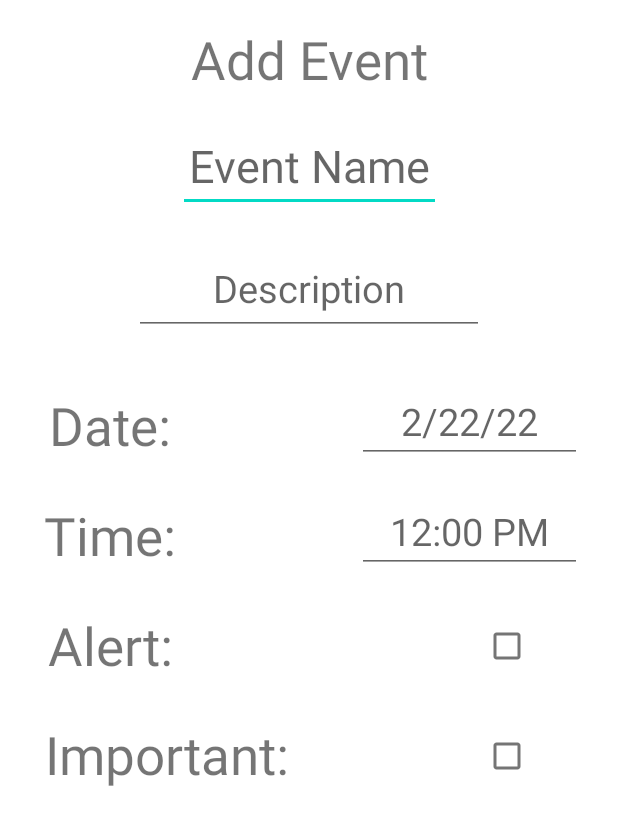
After one commit to Jneigh00/MyPlannerPal, an Android app: the layout add_event.xml on its own in the app's theme, with its tools: preview values and no code run, on a phone screen of 412 x 824 dp. The commit adds this screen. Shown: the top 825 px of the screen. Run offline under Robolectric (Android 15) with nearby library versions, the phone set to English and light mode, and no system bars.

Commit message:
Added the settings and add event layout files

```diff
--- /dev/null
+++ b/app/src/main/res/layout/add_event.xml
@@ -0,0 +1,146 @@
+<?xml version="1.0" encoding="utf-8"?>
+<androidx.constraintlayout.widget.ConstraintLayout xmlns:android="http://schemas.android.com/apk/res/android"
+    xmlns:app="http://schemas.android.com/apk/res-auto"
+    xmlns:tools="http://schemas.android.com/tools"
+    android:layout_width="match_parent"
+    android:layout_height="match_parent"
+    tools:context=".MainActivity">
+
+    <TextView
+        android:id="@+id/title_text"
+        android:layout_width="179dp"
+        android:layout_height="45dp"
+        android:layout_marginTop="16dp"
+        android:gravity="center"
+        android:text="@string/add_event"
+        android:textSize="35dp"
+        app:layout_constraintEnd_toEndOf="parent"
+        app:layout_constraintStart_toStartOf="parent"
+        app:layout_constraintTop_toTopOf="parent" />
+
+    <EditText
+        android:id="@+id/event_name"
+        android:layout_width="175dp"
+        android:layout_height="60dp"
+        android:layout_marginTop="20dp"
+        android:gravity="center"
+        android:hint="@string/event_name"
+        android:textSize="30dp"
+        app:layout_constraintEnd_toEndOf="parent"
+        app:layout_constraintStart_toStartOf="parent"
+        app:layout_constraintTop_toBottomOf="@+id/title_text" />
+
+    <EditText
+        android:id="@+id/description"
+        android:layout_width="233dp"
+        android:layout_height="62dp"
+        android:layout_marginTop="20dp"
+        android:gravity="center"
+        android:hint="@string/description"
+        app:layout_constraintEnd_toEndOf="parent"
+        app:layout_constraintStart_toStartOf="parent"
+        app:layout_constraintTop_toBottomOf="@+id/event_name"
+        android:textSize="25dp"/>
+
+    <TextView
+        android:id="@+id/date"
+        android:layout_width="99dp"
+        android:layout_height="49dp"
+        android:layout_marginStart="24dp"
+        android:layout_marginTop="36dp"
+        android:gravity="center"
+        android:text="@string/date"
+        android:textSize="35dp"
+        app:layout_constraintStart_toStartOf="parent"
+        app:layout_constraintTop_toBottomOf="@+id/description" />
+
+    <TextView
+        android:id="@+id/time2"
+        android:layout_width="99dp"
+        android:layout_height="49dp"
+        android:layout_marginStart="24dp"
+        android:layout_marginTop="24dp"
+        android:gravity="center"
+        android:text="@string/time"
+        android:textSize="35dp"
+        app:layout_constraintStart_toStartOf="parent"
+        app:layout_constraintTop_toBottomOf="@+id/date" />
+
+    <TextView
+        android:id="@+id/alert"
+        android:layout_width="99dp"
+        android:layout_height="49dp"
+        android:layout_marginStart="24dp"
+        android:layout_marginTop="24dp"
+        android:gravity="center"
+        android:text="@string/alert"
+        android:textSize="35dp"
+        app:layout_constraintStart_toStartOf="parent"
+        app:layout_constraintTop_toBottomOf="@+id/time2" />
+
+    <EditText
+        android:id="@+id/date_et"
+        android:layout_width="150dp"
+        android:layout_height="49dp"
+        android:layout_marginTop="36dp"
+        android:layout_marginEnd="24dp"
+        android:gravity="center"
+        android:hint="@string/_2_22_22"
+        android:textSize="25dp"
+        app:layout_constraintEnd_toEndOf="parent"
+        app:layout_constraintHorizontal_bias="1.0"
+        app:layout_constraintStart_toEndOf="@+id/date"
+        app:layout_constraintTop_toBottomOf="@+id/description" />
+
+    <EditText
+        android:id="@+id/time_et"
+        android:layout_width="150dp"
+        android:layout_height="49dp"
+        android:layout_marginTop="24dp"
+        android:layout_marginEnd="24dp"
+        android:gravity="center"
+        android:hint="@string/_12_00_pm"
+        android:textSize="25dp"
+        app:layout_constraintEnd_toEndOf="parent"
+        app:layout_constraintHorizontal_bias="1.0"
+        app:layout_constraintStart_toEndOf="@+id/date"
+        app:layout_constraintTop_toBottomOf="@+id/date_et" />
+
+    <CheckBox
+        android:id="@+id/alert_checkbox"
+        android:layout_width="99dp"
+        android:layout_height="49dp"
+        android:layout_marginTop="24dp"
+        android:layout_marginEnd="24dp"
+        android:gravity="center"
+        app:layout_constraintEnd_toEndOf="parent"
+        app:layout_constraintHorizontal_bias="1.0"
+        app:layout_constraintStart_toEndOf="@+id/date"
+        app:layout_constraintTop_toBottomOf="@+id/time_et" />
+
+    <TextView
+        android:id="@+id/important"
+        android:layout_width="175dp"
+        android:layout_height="47dp"
+        android:layout_marginStart="24dp"
+        android:layout_marginTop="24dp"
+        android:gravity="center"
+        android:text="@string/important"
+        android:textSize="35dp"
+        app:layout_constraintStart_toStartOf="parent"
+        app:layout_constraintTop_toBottomOf="@+id/alert" />
+
+    <CheckBox
+        android:id="@+id/important_checkbox"
+        android:layout_width="99dp"
+        android:layout_height="49dp"
+        android:layout_marginTop="24dp"
+        android:layout_marginEnd="24dp"
+        android:gravity="center"
+        app:layout_constraintEnd_toEndOf="parent"
+        app:layout_constraintHorizontal_bias="1.0"
+        app:layout_constraintStart_toEndOf="@+id/date"
+        app:layout_constraintTop_toBottomOf="@+id/alert_checkbox" />
+
+
+</androidx.constraintlayout.widget.ConstraintLayout>
--- a/app/src/main/res/values/strings.xml
+++ b/app/src/main/res/values/strings.xml
@@ -3,4 +3,23 @@
 
     <string name="week_of_2_27_22">Week of 2/27/22</string>
 
+    <!--Strings for the settings and the add event layout-->
+    <string name="add_event">Add Event</string>
+    <string name="event_name">Event Name</string>
+    <string name="description">Description</string>
+    <string name="date">Date:</string>
+    <string name="time">Time:</string>
+    <string name="alert">Alert:</string>
+    <string name="_2_22_22">2/22/22</string>
+    <string name="_12_00_pm">12:00 PM</string>
+    <string name="settings">Settings</string>
+    <string name="important">Important:</string>
+    <string name="appearance">Appearance</string>
+    <string name="dark_mode">Dark Mode:</string>
+    <string name="account">Account</string>
+    <string name="user123">User123</string>
+    <string name="information_about_user">Information about user</string>
+    <string name="logout">Logout</string>
+    <!--Strings for the settings and the add event layout-->
+
 </resources>
```
Also changed, not shown: app/src/main/res/layout/settings.xml (added, +108 -0 lines).
